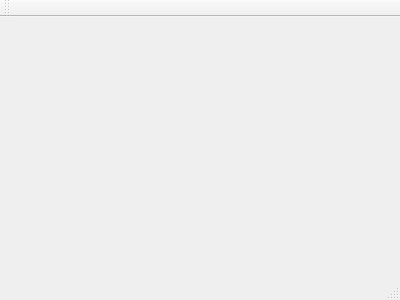
Old version of the form mainwindow.ui in the repository Ladisgin/sleuth.
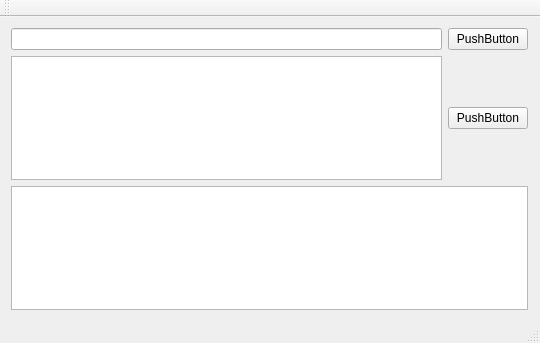
New version of the form.

Patch:
```diff
--- a/mainwindow.ui
+++ b/mainwindow.ui
@@ -1,24 +1,79 @@
 <ui version="4.0">
  <class>MainWindow</class>
- <widget class="QMainWindow" name="MainWindow" >
-  <property name="geometry" >
+ <widget class="QMainWindow" name="MainWindow">
+  <property name="geometry">
    <rect>
     <x>0</x>
     <y>0</y>
-    <width>400</width>
-    <height>300</height>
+    <width>540</width>
+    <height>343</height>
    </rect>
   </property>
   <property name="windowTitle" >
    <string>MainWindow</string>
   </property>
-  <widget class="QMenuBar" name="menuBar" />
-  <widget class="QToolBar" name="mainToolBar" />
-  <widget class="QWidget" name="centralWidget" />
-  <widget class="QStatusBar" name="statusBar" />
+  <widget class="QWidget" name="centralWidget">
+   <layout class="QVBoxLayout" name="verticalLayout">
+    <property name="sizeConstraint">
+     <enum>QLayout::SetDefaultConstraint</enum>
+    </property>
+    <property name="rightMargin">
+     <number>12</number>
+    </property>
+    <item>
+     <layout class="QHBoxLayout" name="horizontalLayout_2">
+      <item>
+       <widget class="QLineEdit" name="lineEdit"/>
+      </item>
+      <item>
+       <widget class="QPushButton" name="SelectDirectory">
+        <property name="text">
+         <string>PushButton</string>
+        </property>
+       </widget>
+      </item>
+     </layout>
+    </item>
+    <item>
+     <layout class="QHBoxLayout" name="horizontalLayout">
+      <item>
+       <widget class="QTextEdit" name="MatchString"/>
+      </item>
+      <item>
+       <widget class="QPushButton" name="StartStopSearch">
+        <property name="text">
+         <string>PushButton</string>
+        </property>
+       </widget>
+      </item>
+     </layout>
+    </item>
+    <item>
+     <widget class="QListView" name="MatchingFilesList"/>
+    </item>
+   </layout>
+  </widget>
+  <widget class="QMenuBar" name="menuBar">
+   <property name="geometry">
+    <rect>
+     <x>0</x>
+     <y>0</y>
+     <width>540</width>
+     <height>22</height>
+    </rect>
+   </property>
+  </widget>
+  <widget class="QToolBar" name="mainToolBar">
+   <attribute name="toolBarArea">
+    <enum>TopToolBarArea</enum>
+   </attribute>
+   <attribute name="toolBarBreak">
+    <bool>false</bool>
+   </attribute>
+  </widget>
+  <widget class="QStatusBar" name="statusBar"/>
  </widget>
- <layoutDefault spacing="6" margin="11" />
- <pixmapfunction></pixmapfunction>
+ <layoutdefault spacing="6" margin="11"/>
  <resources/>
  <connections/>
 </ui>
```
Left out of the diff: 3 changed lines with no effect on the pictures.
